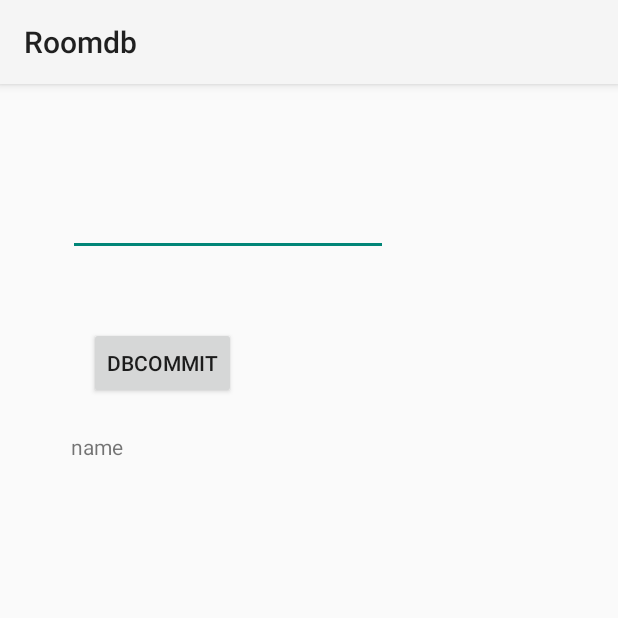
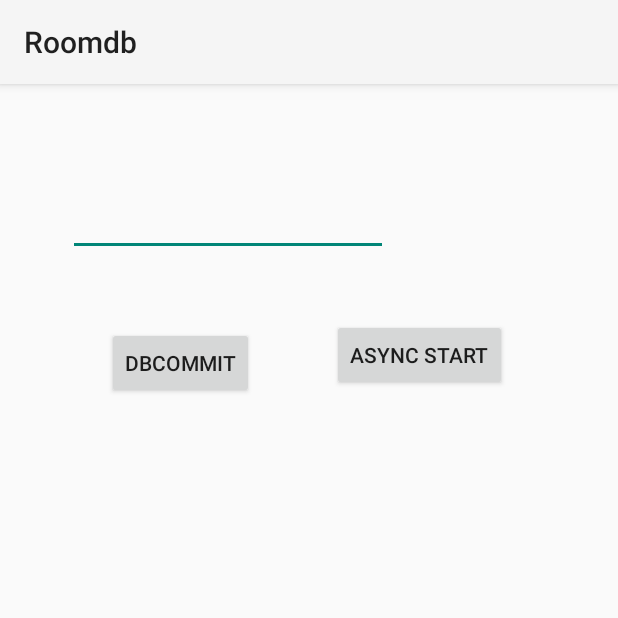
Before and after one commit to abdultanveer/Roomdb, an Android app: the screen it shows after launch (RoomActivity), after a tap on "DBCOMMIT", on a phone screen of 412 x 824 dp, the top half of it. Run offline under Robolectric (Android 15) with nearby library versions, the phone set to English and light mode, and no system bars; our stand-ins replace Room's generated code.

Commit message:
asynctask part1

```diff
--- a/app/src/main/java/com/next/roomdb/RoomActivity.java
+++ b/app/src/main/java/com/next/roomdb/RoomActivity.java
@@ -12,6 +12,7 @@
 import android.widget.EditText;
 import android.widget.TextView;
 
+import com.next.roomdb.background.DownloadAsyncTask;
 import com.next.roomdb.data.Word;
 import com.next.roomdb.data.source.WordDao;
 import com.next.roomdb.data.source.WordViewModel;
@@ -40,7 +41,13 @@
         mWordViewModel = ViewModelProviders.of(this).get(WordViewModel.class);
                 //new ViewModelProvider( ).get(WordViewModel.class);
 
-
+        mWordViewModel.getAllWords().observe(this,words1 -> {
+            if(words1.size()!=0) {
+                int size = words1.size();
+                Word word = words1.get(size - 1);
+                mNameTextView.setText(word.getWord());
+            }
+        });
 
 
     }
@@ -49,9 +56,7 @@
     @Override
     protected void onStart() {
         super.onStart();
-        mWordViewModel.getAllWords().observe(this,words1 -> {
-            mNameTextView.setText(words1.get(2).word);
-        });
+
 
 
 
@@ -59,8 +64,17 @@
 
     }
 
+
     public void dbHandler(View view) {
-        commitDataDb();
+        switch (view.getId()){
+            case R.id.buttonCommit:
+                commitDataDb();
+                break;
+            case R.id.buttonasync:
+                DownloadAsyncTask downloadAsyncTask = new DownloadAsyncTask();
+                downloadAsyncTask.execute("https://urlfromimagetobedownloaded.com");
+                break;
+        }
     }
 
     private void commitDataDb() {
--- /dev/null
+++ b/app/src/main/java/com/next/roomdb/background/DownloadAsyncTask.java
@@ -0,0 +1,15 @@
+package com.next.roomdb.background;
+
+import android.os.AsyncTask;
+import android.util.Log;
+
+public class DownloadAsyncTask extends AsyncTask<String,Integer,Void> {//urlstring, progressint, resultimage
+    public static String TAG = DownloadAsyncTask.class.getSimpleName();
+
+
+    @Override//i'll download a file
+    protected Void doInBackground(String... strings) {
+        Log.i(TAG,"starting download from url"+ strings[0]);
+        return null;
+    }
+}
--- a/app/src/main/java/com/next/roomdb/data/Word.java
+++ b/app/src/main/java/com/next/roomdb/data/Word.java
@@ -12,6 +12,7 @@
     @PrimaryKey (autoGenerate=true)
    public int id;
 
+    @NonNull
     @ColumnInfo(name = "word")
    public String word;
 
--- a/app/src/main/res/layout/activity_room.xml
+++ b/app/src/main/res/layout/activity_room.xml
@@ -21,10 +21,11 @@
         android:id="@+id/buttonCommit"
         android:layout_width="wrap_content"
         android:layout_height="wrap_content"
-        android:layout_marginStart="59dp"
+        android:layout_marginStart="19dp"
         android:layout_marginTop="47dp"
         android:onClick="dbHandler"
         android:text="dbcommit"
+        app:layout_constraintEnd_toStartOf="@+id/buttonasync"
         app:layout_constraintStart_toStartOf="parent"
         app:layout_constraintTop_toBottomOf="@+id/editTextWord" />
 
@@ -37,4 +38,16 @@
         android:text="name"
         app:layout_constraintStart_toStartOf="parent"
         app:layout_constraintTop_toBottomOf="@+id/buttonCommit" />
+
+    <Button
+        android:id="@+id/buttonasync"
+        android:onClick="dbHandler"
+        android:layout_width="wrap_content"
+        android:layout_height="wrap_content"
+        android:layout_marginEnd="22dp"
+        android:layout_marginBottom="5dp"
+        android:text="async start"
+        app:layout_constraintBottom_toBottomOf="@+id/buttonCommit"
+        app:layout_constraintEnd_toEndOf="parent"
+        app:layout_constraintStart_toEndOf="@+id/buttonCommit" />
 </androidx.constraintlayout.widget.ConstraintLayout>
```
